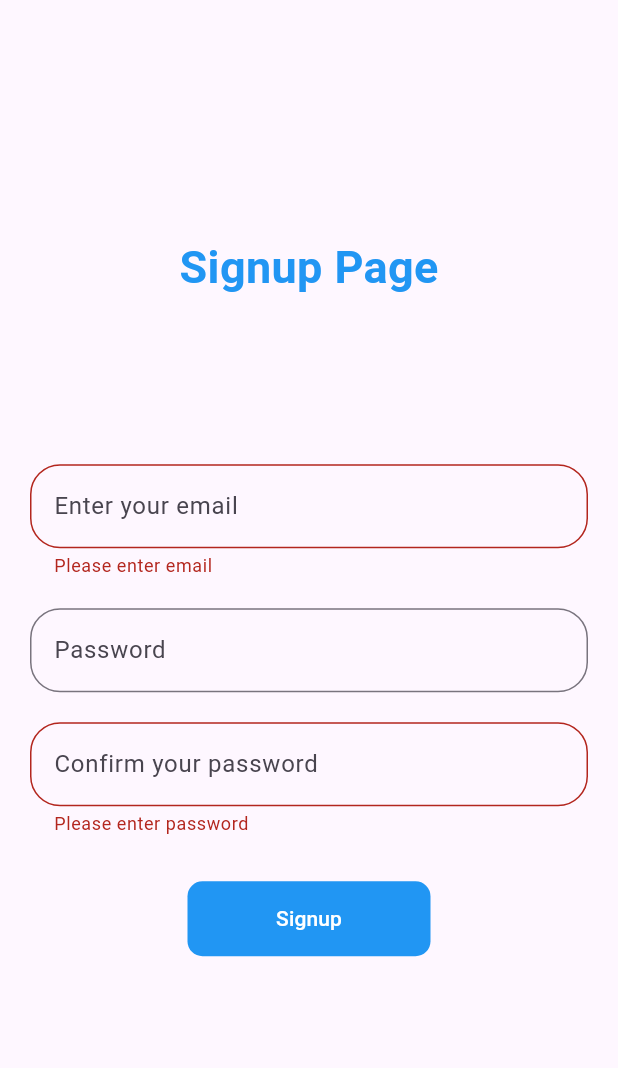
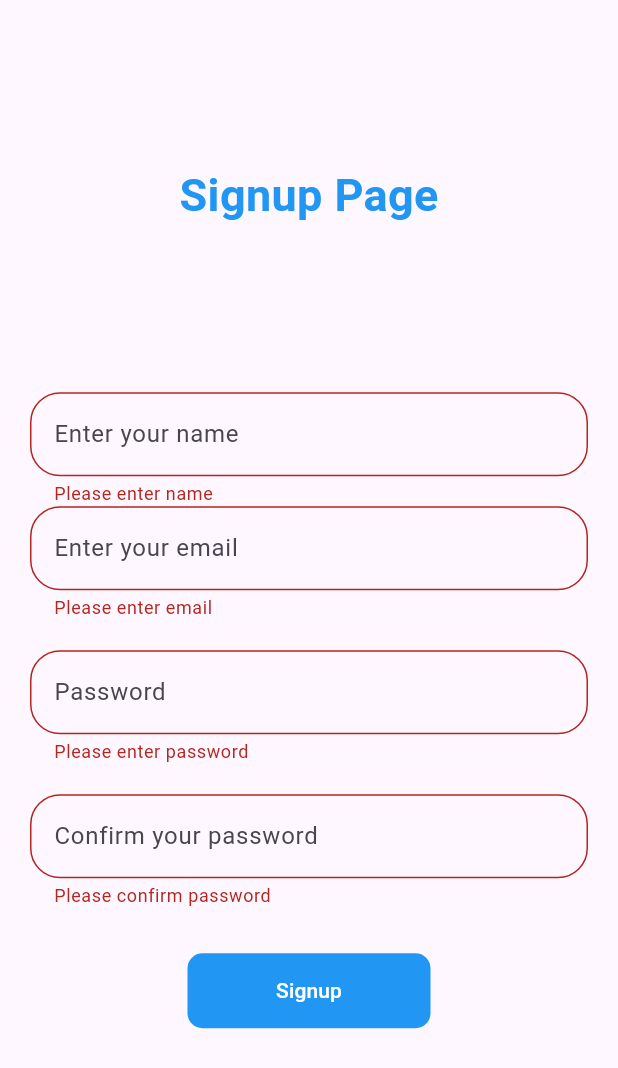
Before and after one commit to RafaelWhoa/cota-energy-client, a Flutter app: the SignupPage screen opened by its route, after a tap on "Signup", on a phone screen of 412 x 824 dp. Shown: the top 1068 px of the screen. Run offline on Flutter 3.47's test engine with Material 3 defaults, Android fonts, the phone set to English and light mode, and no system bars; our stand-ins replace flutter_map, flutter_modular, flutter_svg, hive, hive_flutter, latlong2; accounts and stored records are empty.

Commit message:
feat: add name field to signup page

```diff
--- a/lib/features/signup/signup_page.dart
+++ b/lib/features/signup/signup_page.dart
@@ -1,5 +1,8 @@
+import 'dart:convert';
+
 import 'package:flutter/cupertino.dart';
 import 'package:flutter/material.dart';
+import 'package:http/http.dart' as http;
 
 import '../../commons/utils/validators_utils.dart';
 
@@ -17,12 +20,25 @@
     _isSignupDisabled = false;
   }
 
+  static const String apiIP = 'localhost:8080';
+
+  Future<String?> _signup(String email, String password) async {
+    var res = await http.post(Uri.http(apiIP, "/auth/login"),
+        body: json.encode({"email": email, "password": password}),
+        headers: {
+          "accept": "application/json",
+          "content-type": "application/json"
+        });
+    return res.body;
+  }
+
   void _toggleSignupButton() {
     setState(() {
       _isSignupDisabled = !_isSignupDisabled;
     });
   }
 
+  final TextEditingController _nameController = TextEditingController();
   final TextEditingController _emailController = TextEditingController();
   final TextEditingController _passwordController = TextEditingController();
   final TextEditingController _confirmPasswordController =
@@ -54,6 +70,22 @@
             child: TextFormField(
               validator: (value) {
                 if(value == null || value.isEmpty){
+                  return 'Please enter name';
+                }
+                return null;
+              },
+              controller: _nameController,
+              decoration: const InputDecoration(
+                border: OutlineInputBorder(borderRadius: BorderRadius.all(Radius.circular(20))),
+                hintText: 'Enter your name',
+              ),
+            ),
+          ),
+          SizedBox(
+            width: MediaQuery.of(context).size.width - 40,
+            child: TextFormField(
+              validator: (value) {
+                if(value == null || value.isEmpty){
                   return 'Please enter email';
                 }
                 if (!ValidatorsUtils.emailValidator(value)) {
@@ -74,6 +106,12 @@
           SizedBox(
             width: MediaQuery.of(context).size.width - 40,
             child: TextFormField(
+              validator: (value) {
+                if(value == null || value.isEmpty){
+                  return 'Please enter password';
+                }
+                return null;
+              },
               obscureText: true,
               enableSuggestions: false,
               autocorrect: false,
@@ -92,7 +130,7 @@
             child: TextFormField(
               validator: (value) {
                 if(value == null || value.isEmpty){
-                  return 'Please enter password';
+                  return 'Please confirm password';
                 }
                 if(!ValidatorsUtils.comfirmationPasswordValidator(_passwordController.text, _confirmPasswordController.text)){
                   return 'Passwords do not match';
```
